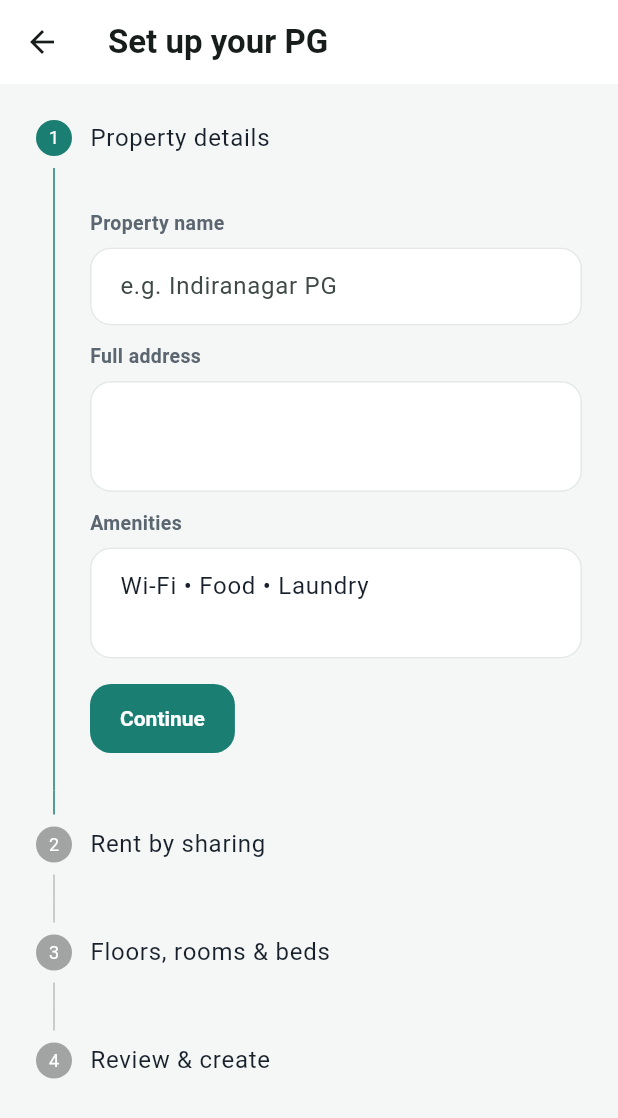
After one commit to MrVamsiReddy/PG-Management-app, a Flutter app: the PgSetupWizard screen opened directly, on a phone screen of 412 x 824 dp. The commit adds this screen. Shown: the top 1118 px of the screen. Run offline on Flutter 3.47's test engine with Material 3 defaults, Android fonts, the phone set to English and light mode, and no system bars; our stand-ins replace firebase_core, firebase_messaging, hive_flutter, image_picker, pdf, printing and 2 more; accounts and stored records are empty; network calls fail.

Commit message:
Prompt 6: empty-customer PG onboarding wizard
- lib/src/pg_wizard.dart: PgSetupWizard, a 4-step Stepper (property
  details, rent by sharing type, floors/rooms/beds with a generator and
  per-room rent override + delete, review). Launched from the owner
  empty-state ("Set up your PG") so a new customer with no PGs is guided
  into setup; no mock data.
- AppState.createProperty builds the PG and its rooms (customer-stamped,
  rent snapshotted per room from the sharing-type rules or a room-level
  override) and makes it the active property.
- Structure-edit guards: removeRoom blocks rooms with active tenants;
  setRoomBeds blocks reducing below occupied beds; setRoomRent changes a
  room's rent. Occupancy is max(stored occupied, tenants in room).
- Rent history is preserved by the existing snapshot model: changing a
  room's rent never rewrites past payments/dues.
- Tests: empty owner is guided into the wizard; createProperty yields the
  right floors/rooms/beds/rent; rent change leaves existing payments
  intact; structure reduction is blocked when occupied. 77 pass.

```diff
--- a/lib/src/app_state.dart
+++ b/lib/src/app_state.dart
@@ -783,6 +783,55 @@ class AppState extends ChangeNotifier {
     _persist({'rooms'});
   }
 
+  String? createProperty({required String name, required String address, required String amenities, required List<({String number, int floor, int beds, int rent})> specs}) {
+    final cleanName = name.trim();
+    if (cleanName.isEmpty) return 'Enter a property name.';
+    if (specs.isEmpty) return 'Add at least one room.';
+    final pgId = 'p${DateTime.now().microsecondsSinceEpoch}';
+    final totalBeds = specs.fold(0, (s, e) => s + e.beds);
+    pgs.insert(0, Pg(id: pgId, name: cleanName, address: address.trim(), beds: totalBeds, occupied: 0, amenities: amenities.trim(), rating: 0, customerId: customerId));
+    var seq = 0;
+    for (final s in specs) {
+      rooms.add(Room(id: 'r${DateTime.now().microsecondsSinceEpoch}-${seq++}', pgId: pgId, number: s.number, floor: s.floor, beds: s.beds, occupied: 0, rent: s.rent, customerId: customerId));
+    }
+    _activePgId = pgId;
+    box.put('activePgId', pgId);
+    _persist({'pgs', 'rooms'});
+    return null;
+  }
+
+  int _roomOccupancy(Room room) {
+    final tenantCount = tenants.where((t) => t.roomId == room.id).length;
+    return tenantCount > room.occupied ? tenantCount : room.occupied;
+  }
+
+  String? removeRoom(String roomId) {
+    final i = rooms.indexWhere((r) => r.id == roomId);
+    if (i == -1) return 'Room not found.';
+    if (_roomOccupancy(rooms[i]) > 0) return 'Cannot remove a room with active tenants.';
+    rooms.removeAt(i);
+    _persist({'rooms'});
+    return null;
+  }
+
+  String? setRoomBeds(String roomId, int beds) {
+    final i = rooms.indexWhere((r) => r.id == roomId);
+    if (i == -1) return 'Room not found.';
+    if (beds < _roomOccupancy(rooms[i])) return 'Cannot reduce beds below occupied beds.';
+    final r = rooms[i];
+    rooms[i] = Room(id: r.id, pgId: r.pgId, number: r.number, floor: r.floor, beds: beds, occupied: r.occupied, rent: r.rent, customerId: r.customerId);
+    _persist({'rooms'});
+    return null;
+  }
+
+  String? setRoomRent(String roomId, int rent) {
+    final i = rooms.indexWhere((r) => r.id == roomId);
+    if (i == -1) return 'Room not found.';
+    rooms[i] = rooms[i].copyWith(rent: rent);
+    _persist({'rooms'});
+    return null;
+  }
+
   /// True when the room has a free bed.
   bool roomHasVacancy(String roomId) {
     final room = roomById(roomId);
--- a/lib/src/dashboard_screen.dart
+++ b/lib/src/dashboard_screen.dart
@@ -2,6 +2,7 @@ import 'package:flutter/material.dart';
 
 import 'app_state.dart';
 import 'module_screens.dart';
+import 'pg_wizard.dart';
 import 'theme.dart';
 import 'widgets.dart';
 
@@ -223,12 +224,12 @@ class DashboardScreen extends StatelessWidget {
           const SizedBox(height: 16),
           Text('Welcome, ${state.displayName.split(' ').first}', textAlign: TextAlign.center, style: Theme.of(context).textTheme.headlineMedium),
           const SizedBox(height: 8),
-          const Text('Your workspace is empty. Add your first PG property to get started.', textAlign: TextAlign.center, style: TextStyle(color: Colors.black54)),
+          const Text('Your workspace is empty. Set up your first PG to get started.', textAlign: TextAlign.center, style: TextStyle(color: Colors.black54)),
           const SizedBox(height: 22),
           FilledButton.icon(
-            onPressed: () => _open(context, const PgListingsScreen()),
+            onPressed: () => _open(context, const PgSetupWizard()),
             icon: const Icon(Icons.add),
-            label: const Text('Add a property'),
+            label: const Text('Set up your PG'),
           ),
         ],
       );
--- /dev/null
+++ b/lib/src/pg_wizard.dart
@@ -0,0 +1,195 @@
+import 'package:flutter/material.dart';
+
+import 'app_state.dart';
+import 'widgets.dart';
+
+class _Draft {
+  _Draft(this.number, this.floor, this.beds, this.rent);
+  String number;
+  int floor;
+  int beds;
+  int rent;
+}
+
+class PgSetupWizard extends StatefulWidget {
+  const PgSetupWizard({super.key});
+  @override
+  State<PgSetupWizard> createState() => _PgSetupWizardState();
+}
+
+class _PgSetupWizardState extends State<PgSetupWizard> {
+  int step = 0;
+
+  final name = TextEditingController();
+  final address = TextEditingController();
+  final amenities = TextEditingController(text: 'Wi-Fi • Food • Laundry');
+
+  final rent = {
+    1: TextEditingController(text: '14000'),
+    2: TextEditingController(text: '9500'),
+    3: TextEditingController(text: '7800'),
+    4: TextEditingController(text: '6500'),
+  };
+
+  final floors = TextEditingController(text: '2');
+  final roomsPerFloor = TextEditingController(text: '4');
+  int sharing = 2;
+
+  List<_Draft> drafts = [];
+
+  @override
+  void dispose() {
+    name.dispose();
+    address.dispose();
+    amenities.dispose();
+    for (final c in rent.values) {
+      c.dispose();
+    }
+    floors.dispose();
+    roomsPerFloor.dispose();
+    super.dispose();
+  }
+
+  int _rentFor(int beds) => int.tryParse(rent[beds]!.text) ?? 0;
+
+  void _generate() {
+    final f = (int.tryParse(floors.text) ?? 1).clamp(1, 30);
+    final rpf = (int.tryParse(roomsPerFloor.text) ?? 1).clamp(1, 30);
+    final list = <_Draft>[];
+    for (var fl = 1; fl <= f; fl++) {
+      for (var i = 1; i <= rpf; i++) {
+        list.add(_Draft('${fl * 100 + i}', fl, sharing, _rentFor(sharing)));
+      }
+    }
+    setState(() => drafts = list);
+  }
+
+  int get _totalBeds => drafts.fold(0, (s, d) => s + d.beds);
+
+  Future<void> _create() async {
+    final state = AppScope.of(context);
+    final messenger = ScaffoldMessenger.of(context);
+    final specs = drafts.map((d) => (number: d.number, floor: d.floor, beds: d.beds, rent: d.rent)).toList();
+    final error = state.createProperty(name: name.text, address: address.text, amenities: amenities.text, specs: specs);
+    if (!mounted) return;
+    if (error != null) {
+      messenger.showSnackBar(SnackBar(content: Text(error)));
+      return;
+    }
+    Navigator.pop(context);
+    messenger.showSnackBar(SnackBar(content: Text('${name.text.trim()} created with ${drafts.length} rooms.')));
+  }
+
+  @override
+  Widget build(BuildContext context) {
+    return Scaffold(
+      appBar: AppBar(title: const Text('Set up your PG')),
+      body: Stepper(
+        currentStep: step,
+        onStepContinue: _onContinue,
+        onStepCancel: step == 0 ? null : () => setState(() => step -= 1),
+        controlsBuilder: (context, details) => Padding(
+          padding: const EdgeInsets.only(top: 16),
+          child: Row(children: [
+            FilledButton(onPressed: details.onStepContinue, child: Text(step == 3 ? 'Create' : 'Continue')),
+            if (step > 0) ...[
+              const SizedBox(width: 8),
+              TextButton(onPressed: details.onStepCancel, child: const Text('Back')),
+            ],
+          ]),
+        ),
+        steps: [
+          Step(
+            title: const Text('Property details'),
+            isActive: step >= 0,
+            content: Column(crossAxisAlignment: CrossAxisAlignment.stretch, children: [
+              const FormLabel('Property name'),
+              TextField(controller: name, decoration: const InputDecoration(hintText: 'e.g. Indiranagar PG')),
+              const FormLabel('Full address'),
+              TextField(controller: address, maxLines: 2),
+              const FormLabel('Amenities'),
+              TextField(controller: amenities, maxLines: 2),
+            ]),
+          ),
+          Step(
+            title: const Text('Rent by sharing'),
+            isActive: step >= 1,
+            content: Column(crossAxisAlignment: CrossAxisAlignment.stretch, children: [
+              for (final e in const [(1, 'Single'), (2, 'Double sharing'), (3, 'Triple sharing'), (4, 'Four sharing')]) ...[
+                FormLabel(e.$2),
+                TextField(controller: rent[e.$1], keyboardType: TextInputType.number, decoration: const InputDecoration(prefixText: '₹ ')),
+              ],
+            ]),
+          ),
+          Step(
+            title: const Text('Floors, rooms & beds'),
+            isActive: step >= 2,
+            content: Column(crossAxisAlignment: CrossAxisAlignment.stretch, children: [
+              Row(children: [
+                Expanded(child: Column(crossAxisAlignment: CrossAxisAlignment.stretch, children: [const FormLabel('Floors'), TextField(controller: floors, keyboardType: TextInputType.number)])),
+                const SizedBox(width: 10),
+                Expanded(child: Column(crossAxisAlignment: CrossAxisAlignment.stretch, children: [const FormLabel('Rooms / floor'), TextField(controller: roomsPerFloor, keyboardType: TextInputType.number)])),
+              ]),
+              const FormLabel('Beds per room'),
+              DropdownButtonFormField<int>(
+                initialValue: sharing,
+                items: const [DropdownMenuItem(value: 1, child: Text('Single')), DropdownMenuItem(value: 2, child: Text('Double sharing')), DropdownMenuItem(value: 3, child: Text('Triple sharing')), DropdownMenuItem(value: 4, child: Text('Four sharing'))],
+                onChanged: (v) => setState(() => sharing = v ?? 2),
+              ),
+              const SizedBox(height: 12),
+              OutlinedButton.icon(onPressed: _generate, icon: const Icon(Icons.auto_awesome_outlined), label: const Text('Generate rooms')),
+              const SizedBox(height: 8),
+              if (drafts.isEmpty)
+                const Text('Generate rooms, then fine-tune rent per room below.', style: TextStyle(fontSize: 12, color: Colors.black54))
+              else
+                ...drafts.map((d) => Padding(
+                      padding: const EdgeInsets.only(bottom: 8),
+                      child: Row(children: [
+                        Expanded(child: Text('Room ${d.number} · Floor ${d.floor} · ${d.beds}-share', style: const TextStyle(fontSize: 13, fontWeight: FontWeight.w600))),
+                        SizedBox(
+                          width: 96,
+                          child: TextFormField(
+                            initialValue: '${d.rent}',
+                            keyboardType: TextInputType.number,
+                            decoration: const InputDecoration(prefixText: '₹', isDense: true),
+                            onChanged: (v) => d.rent = int.tryParse(v) ?? d.rent,
+                          ),
+                        ),
+                        IconButton(onPressed: () => setState(() => drafts.remove(d)), icon: const Icon(Icons.delete_outline)),
+                      ]),
+                    )),
+            ]),
+          ),
+          Step(
+            title: const Text('Review & create'),
+            isActive: step >= 3,
+            content: Column(crossAxisAlignment: CrossAxisAlignment.start, children: [
+              Text(name.text.trim().isEmpty ? 'Unnamed property' : name.text.trim(), style: Theme.of(context).textTheme.titleLarge),
+              const SizedBox(height: 8),
+              Text('${drafts.map((d) => d.floor).toSet().length} floors · ${drafts.length} rooms · $_totalBeds beds'),
+              const SizedBox(height: 6),
+              const Text('Rent is stored per room now; changing rent later never alters past payments.', style: TextStyle(fontSize: 12, color: Colors.black54)),
+            ]),
+          ),
+        ],
+      ),
+    );
+  }
+
+  void _onContinue() {
+    final messenger = ScaffoldMessenger.of(context);
+    if (step == 0 && name.text.trim().isEmpty) {
+      messenger.showSnackBar(const SnackBar(content: Text('Enter a property name.')));
+      return;
+    }
+    if (step == 2 && drafts.isEmpty) {
+      messenger.showSnackBar(const SnackBar(content: Text('Generate at least one room.')));
+      return;
+    }
+    if (step == 3) {
+      _create();
+      return;
+    }
+    setState(() => step += 1);
+  }
+}
```
Also changed, not shown: 1 other file.
